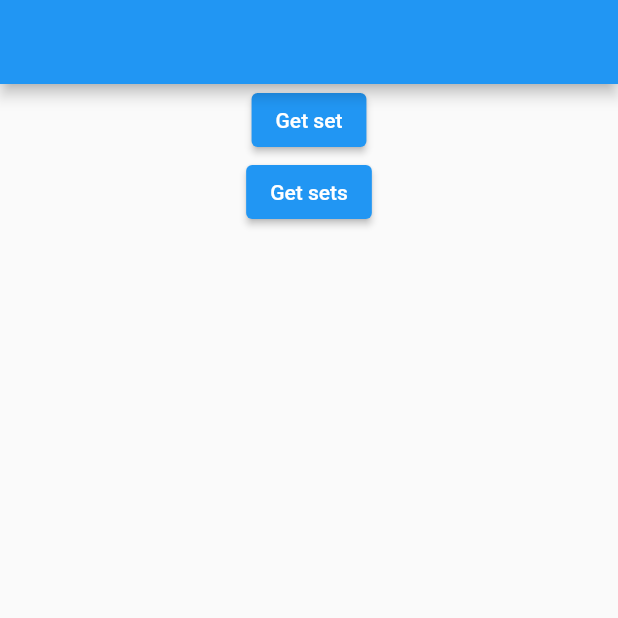
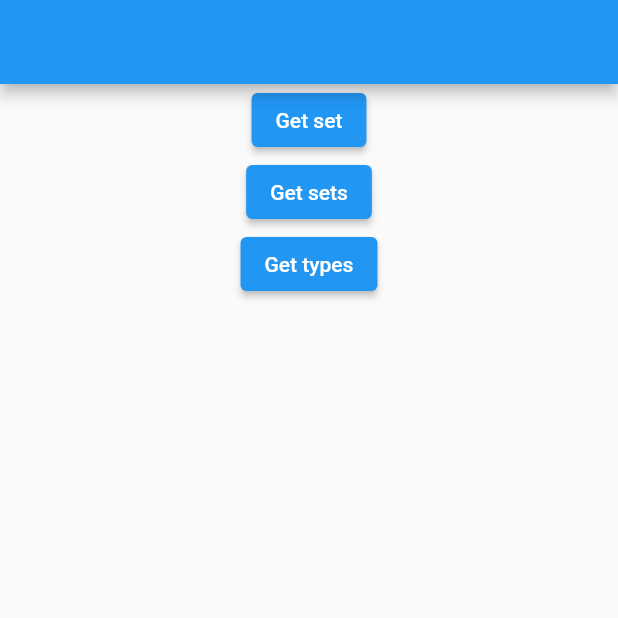
Before and after one commit to PokemonTCG/pokemon-tcg-sdk-dart, a Flutter app: the screen it shows after launch, on a phone screen of 412 x 824 dp, the top half of it. Run offline on Flutter 3.47's test engine with Material 2 defaults, Android fonts, the phone set to English and light mode, and no system bars.

Commit message:
Add getTypes() function

```diff
--- a/example/lib/main.dart
+++ b/example/lib/main.dart
@@ -50,6 +50,15 @@ class _MyHomePageState extends State<MyHomePage> {
                 print(sets.length);
               },
             ),
+            ElevatedButton(
+              child: Text('Get types'),
+              onPressed: () async {
+                final types = await api.getTypes();
+                types.forEach((element) {
+                  print(element.type);
+                });
+              },
+            ),
           ],
         ),
       ),
--- /dev/null
+++ b/lib/src/models/elemental_type.dart
@@ -0,0 +1,7 @@
+
+
+class ElementalType {
+  ElementalType({required this.type});
+
+  final String type;
+}
--- a/lib/src/pokemon_tcg.dart
+++ b/lib/src/pokemon_tcg.dart
@@ -1,6 +1,7 @@
 import 'dart:convert';
 
 import 'package:http/http.dart' as http;
+import 'package:pokemon_tcg/src/models/elemental_type.dart';
 import 'package:pokemon_tcg/src/models/set.dart';
 import 'package:pokemon_tcg/src/type_aliases.dart';
 
@@ -14,6 +15,7 @@ class PokemonTcgApi {
   static const _baseUrl = 'https://api.pokemontcg.io/v2';
   static const _setsUrl = '$_baseUrl/sets';
 
+  /// Get All Sets
   Future<CardSets> getSets() async {
     final response = await http.get(
       Uri.parse(_setsUrl),
@@ -31,6 +33,7 @@ class PokemonTcgApi {
     return cardSets;
   }
 
+  /// Returns a specific set by the set code
   Future<CardSet> getSet(String setId) async {
     final response = await http.get(
       Uri.parse('$_setsUrl/$setId'),
@@ -42,4 +45,23 @@ class PokemonTcgApi {
     final json = jsonDecode(response.body);
     return CardSet.fromJson(json['data']);
   }
+
+  /// Get All Types
+  Future<List<ElementalType>> getTypes() async {
+    final response = await http.get(
+      Uri.parse('$_baseUrl/types'),
+      headers: {
+        'x-api-key': apiKey,
+      },
+    );
+
+    final types = <ElementalType>[];
+
+    final json = jsonDecode(response.body);
+    json['data'].forEach((type) {
+      types.add(ElementalType(type: type));
+    });
+
+    return types;
+  }
 }
```
